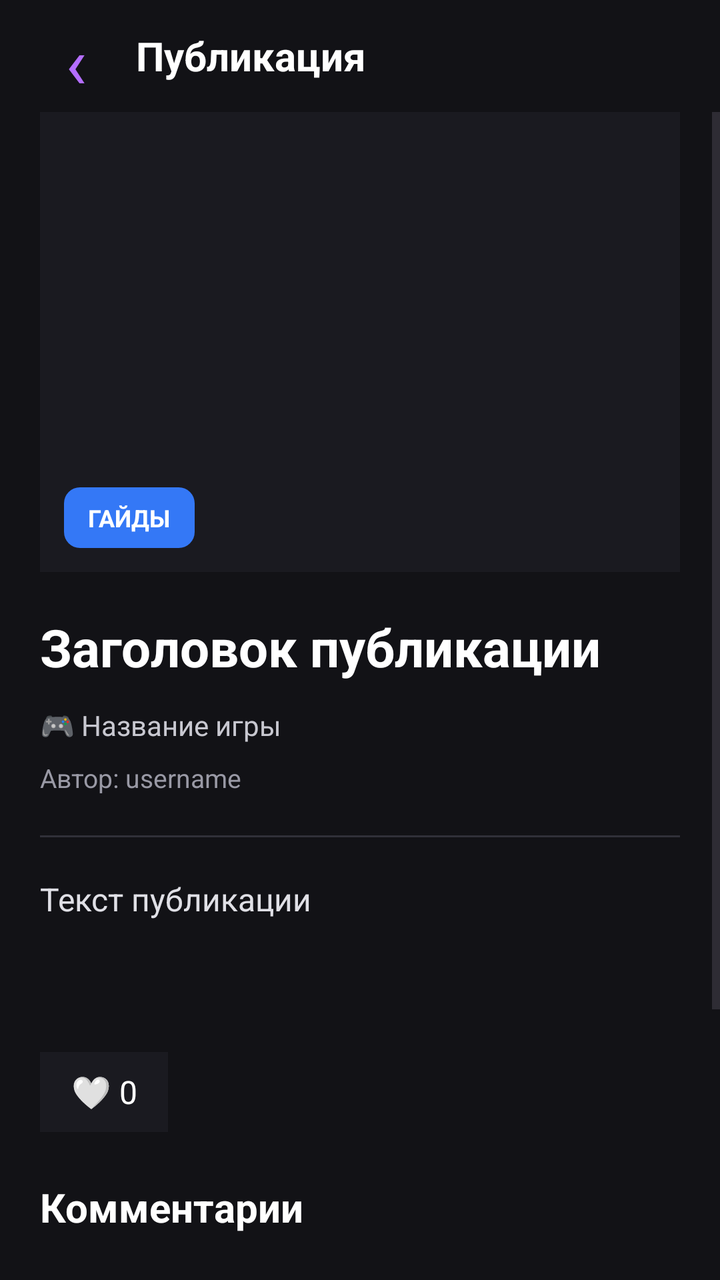
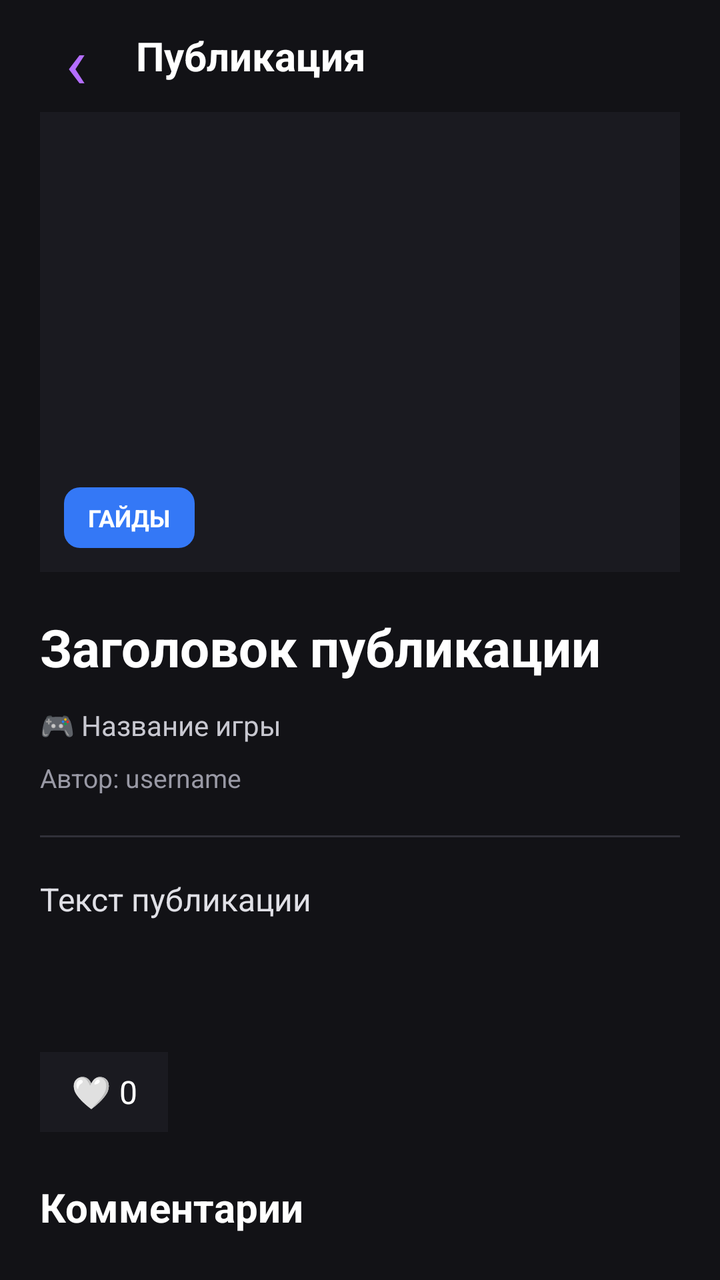

Compare the two renders of this Android layout. The source of the first and the diff that turns it into the second are given below.
<!-- AndroidManifest.xml: application theme Theme.GamerHub -->
<!-- res/layout/screen_post_details.xml -->
<?xml version="1.0" encoding="utf-8"?>
<androidx.constraintlayout.widget.ConstraintLayout
    xmlns:android="http://schemas.android.com/apk/res/android"
    xmlns:app="http://schemas.android.com/apk/res-auto"
    android:layout_width="match_parent"
    android:layout_height="match_parent"
    android:background="#121216">

    
    <LinearLayout
        android:id="@+id/postDetailsToolbar"
        android:layout_width="0dp"
        android:layout_height="56dp"
        android:gravity="center_vertical"
        android:orientation="horizontal"
        android:paddingStart="16dp"
        android:paddingEnd="16dp"
        app:layout_constraintTop_toTopOf="parent"
        app:layout_constraintStart_toStartOf="parent"
        app:layout_constraintEnd_toEndOf="parent">

        <TextView
            android:id="@+id/postDetailsBackButton"
            android:layout_width="44dp"
            android:layout_height="44dp"
            android:gravity="center"
            android:text="‹"
            android:textColor="#B46EFF"
            android:textSize="36sp"
            android:clickable="true"
            android:focusable="true"
            android:contentDescription="Назад" />

        <TextView
            android:layout_width="wrap_content"
            android:layout_height="wrap_content"
            android:layout_marginStart="8dp"
            android:text="Публикация"
            android:textColor="#FFFFFF"
            android:textSize="20sp"
            android:textStyle="bold" />

    </LinearLayout>

    
    <ScrollView
        android:id="@+id/postDetailsScroll"
        android:layout_width="0dp"
        android:layout_height="0dp"
        android:fillViewport="true"
        app:layout_constraintTop_toBottomOf="@id/postDetailsToolbar"
        app:layout_constraintBottom_toBottomOf="parent"
        app:layout_constraintStart_toStartOf="parent"
        app:layout_constraintEnd_toEndOf="parent">

        <LinearLayout
            android:layout_width="match_parent"
            android:layout_height="wrap_content"
            android:orientation="vertical"
            android:paddingStart="20dp"
            android:paddingEnd="20dp"
            android:paddingBottom="32dp">

            
            <FrameLayout
                android:layout_width="match_parent"
                android:layout_height="230dp"
                android:background="#1A1A20">

                
                <ImageView
                    android:id="@+id/postDetailsImage"
                    android:layout_width="match_parent"
                    android:layout_height="match_parent"
                    android:scaleType="centerCrop"
                    android:contentDescription="Обложка публикации" />

                
                <TextView
                    android:id="@+id/postDetailsType"
                    android:layout_width="wrap_content"
                    android:layout_height="wrap_content"
                    android:layout_gravity="bottom|start"
                    android:layout_margin="12dp"
                    android:background="@drawable/bg_post_category"
                    android:paddingStart="12dp"
                    android:paddingEnd="12dp"
                    android:paddingTop="7dp"
                    android:paddingBottom="7dp"
                    android:text="ГАЙДЫ"
                    android:textColor="#FFFFFF"
                    android:textSize="12sp"
                    android:textStyle="bold" />

            </FrameLayout>

            
            <TextView
                android:id="@+id/postDetailsTitle"
                android:layout_width="match_parent"
                android:layout_height="wrap_content"
                android:layout_marginTop="20dp"
                android:text="Заголовок публикации"
                android:textColor="#FFFFFF"
                android:textSize="26sp"
                android:textStyle="bold" />

            
            <TextView
                android:id="@+id/postDetailsGame"
                android:layout_width="match_parent"
                android:layout_height="wrap_content"
                android:layout_marginTop="12dp"
                android:text="🎮 Название игры"
                android:textColor="#C8C8D0"
                android:textSize="14sp" />

            
            <TextView
                android:id="@+id/postDetailsAuthor"
                android:layout_width="match_parent"
                android:layout_height="wrap_content"
                android:layout_marginTop="8dp"
                android:text="Автор: username"
                android:textColor="#9999A5"
                android:textSize="13sp" />

            
            <View
                android:layout_width="match_parent"
                android:layout_height="1dp"
                android:layout_marginTop="20dp"
                android:layout_marginBottom="20dp"
                android:background="#303039" />

            
            <TextView
                android:id="@+id/postDetailsContent"
                android:layout_width="match_parent"
                android:layout_height="wrap_content"
                android:text="Текст публикации"
                android:textColor="#E0E0E6"
                android:textSize="16sp"
                android:lineSpacingExtra="6dp"
                android:textIsSelectable="true" />

            
            <TextView
                android:id="@+id/postDetailsTags"
                android:layout_width="match_parent"
                android:layout_height="wrap_content"
                android:layout_marginTop="24dp"
                android:textColor="#B46EFF"
                android:textSize="13sp" />

            
            <LinearLayout
                android:id="@+id/postLikesPanel"
                android:layout_width="wrap_content"
                android:layout_height="wrap_content"
                android:layout_marginTop="24dp"
                android:orientation="horizontal"
                android:gravity="center_vertical">

                <TextView
                    android:id="@+id/postLikeButton"
                    android:layout_width="wrap_content"
                    android:layout_height="40dp"
                    android:minWidth="64dp"
                    android:gravity="center"
                    android:paddingStart="12dp"
                    android:paddingEnd="12dp"
                    android:background="#1A1A20"
                    android:text="🤍 0"
                    android:textColor="#FFFFFF"
                    android:textSize="16sp"
                    android:clickable="true"
                    android:focusable="true"
                    android:contentDescription="Поставить или убрать лайк" />

            </LinearLayout>

            
            <LinearLayout
                android:id="@+id/commentsSection"
                android:layout_width="match_parent"
                android:layout_height="wrap_content"
                android:layout_marginTop="24dp"
                android:orientation="vertical">

                <TextView
                    android:layout_width="match_parent"
                    android:layout_height="wrap_content"
                    android:text="Комментарии"
                    android:textColor="#FFFFFF"
                    android:textSize="20sp"
                    android:textStyle="bold" />

                <LinearLayout
                    android:id="@+id/commentsContainer"
                    android:layout_width="match_parent"
                    android:layout_height="wrap_content"
                    android:layout_marginTop="12dp"
                    android:orientation="vertical" />

                <TextView
                    android:id="@+id/commentsEmptyText"
                    android:layout_width="match_parent"
                    android:layout_height="wrap_content"
                    android:paddingTop="8dp"
                    android:paddingBottom="8dp"
                    android:text="Пока нет комментариев. Будь первым!"
                    android:textColor="#A0A0AA"
                    android:textSize="14sp" />

                <EditText
                    android:id="@+id/commentInput"
                    android:layout_width="match_parent"
                    android:layout_height="wrap_content"
                    android:layout_marginTop="12dp"
                    android:background="@drawable/bg_search"
                    android:hint="Напиши комментарий..."
                    android:inputType="textCapSentences|textMultiLine"
                    android:maxLength="1000"
                    android:minHeight="52dp"
                    android:padding="12dp"
                    android:textColor="#FFFFFF"
                    android:textColorHint="#A0A0AA" />

                <Button
                    android:id="@+id/sendCommentButton"
                    android:layout_width="match_parent"
                    android:layout_height="48dp"
                    android:layout_marginTop="8dp"
                    android:backgroundTint="#3478F6"
                    android:text="Отправить"
                    android:textColor="#FFFFFF" />

            </LinearLayout>


        </LinearLayout>

    </ScrollView>

</androidx.constraintlayout.widget.ConstraintLayout>
<!-- resources referenced by this layout -->
<resources>
  <!-- drawable bg_post_category (drawable) -->
  <?xml version="1.0" encoding="utf-8"?>
  <shape xmlns:android="http://schemas.android.com/apk/res/android"
      android:shape="rectangle">
  
      <solid android:color="#3478F6" />
  
      <corners android:radius="8dp" />
  
  </shape>
  <!-- drawable bg_search (drawable) -->
  <?xml version="1.0" encoding="utf-8"?>
  <shape xmlns:android="http://schemas.android.com/apk/res/android"
      android:shape="rectangle">
  
      <solid android:color="#1A1A20" />
  
      <corners android:radius="14dp" />
  
      <stroke
          android:width="1dp"
          android:color="#2A2A32" />
  
  </shape>
  <style name="Theme.GamerHub" parent="Base.Theme.GamerHub" />
  <style name="Base.Theme.GamerHub" parent="Theme.Material3.DayNight.NoActionBar">
          
          
      </style>
</resources>

<!-- the commit's change to res/layout/screen_post_details.xml (unified diff, before → after) -->
@@ -40,10 +40,30 @@
             android:textSize="20sp"
             android:textStyle="bold" />
 
+        <Space
+            android:layout_width="0dp"
+            android:layout_height="1dp"
+            android:layout_weight="1" />
+
+        <TextView
+            android:id="@+id/postDetailsEditButton"
+            android:layout_width="wrap_content"
+            android:layout_height="40dp"
+            android:gravity="center"
+            android:paddingStart="14dp"
+            android:paddingEnd="14dp"
+            android:background="@drawable/bg_create_button"
+            android:text="✎ Редактировать"
+            android:textColor="#FFFFFF"
+            android:textSize="13sp"
+            android:clickable="true"
+            android:focusable="true"
+            android:visibility="gone" />
+
     </LinearLayout>
 
     
-    <ScrollView
+    <androidx.core.widget.NestedScrollView
         android:id="@+id/postDetailsScroll"
         android:layout_width="0dp"
         android:layout_height="0dp"
@@ -138,12 +158,14 @@
                 android:id="@+id/postDetailsContent"
                 android:layout_width="match_parent"
                 android:layout_height="wrap_content"
+                android:layout_marginTop="0dp"
+                android:gravity="top|start"
+                android:scrollbars="none"
+                android:overScrollMode="never"
                 android:text="Текст публикации"
                 android:textColor="#E0E0E6"
                 android:textSize="16sp"
-                android:lineSpacingExtra="6dp"
-                android:textIsSelectable="true" />
-
+                android:lineSpacingExtra="6dp" />
             
             <TextView
                 android:id="@+id/postDetailsTags"
@@ -241,6 +263,6 @@
 
         </LinearLayout>
 
-    </ScrollView>
+    </androidx.core.widget.NestedScrollView>
 
 </androidx.constraintlayout.widget.ConstraintLayout>
<!-- resource entries referenced after the edit -->
@@ -1,5 +1,15 @@
 <!-- resources referenced by this layout -->
 <resources>
+  <!-- drawable bg_create_button (drawable) -->
+  <?xml version="1.0" encoding="utf-8"?>
+  <shape xmlns:android="http://schemas.android.com/apk/res/android">
+      <solid android:color="#9B5CFF" />
+  
+      <corners android:radius="10dp" />
+  
+      <solid android:color="#7C4DFF" />
+  
+  </shape>
   <!-- drawable bg_post_category (drawable) -->
   <?xml version="1.0" encoding="utf-8"?>
   <shape xmlns:android="http://schemas.android.com/apk/res/android"
